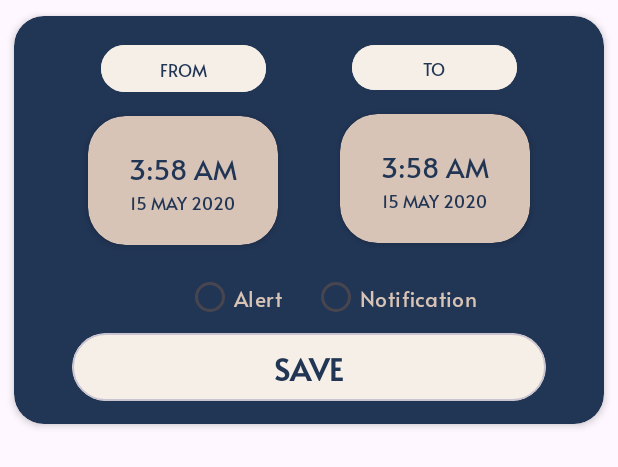
After one commit to hassankamal87/Weather-Cast-ITI-Android, an Android app: the layout alert_dialog_layout.xml on its own in the app's theme, with its tools: preview values and no code run, on a phone screen of 412 x 824 dp. The commit adds this screen. Shown: the top 467 px of the screen. Run offline under Robolectric (Android 15) with nearby library versions, the phone set to English and light mode, and no system bars.

Commit message:
add alert dialog & Date Picker & Time Picker.

```diff
--- /dev/null
+++ b/app/src/main/res/layout/alert_dialog_layout.xml
@@ -0,0 +1,192 @@
+<?xml version="1.0" encoding="utf-8"?>
+<com.google.android.material.card.MaterialCardView xmlns:android="http://schemas.android.com/apk/res/android"
+    xmlns:app="http://schemas.android.com/apk/res-auto"
+    android:layout_width="match_parent"
+    android:layout_height="wrap_content"
+    android:backgroundTint="@color/text_color"
+    app:cardCornerRadius="20dp"
+    app:cardElevation="3dp"
+    app:cardUseCompatPadding="true"
+    app:strokeWidth="0dp">
+
+    <androidx.constraintlayout.widget.ConstraintLayout
+        android:layout_width="match_parent"
+        android:layout_height="match_parent"
+        android:paddingVertical="15dp">
+
+        <Button
+            android:id="@+id/btn_From"
+            android:layout_width="110dp"
+            android:layout_height="39dp"
+            android:backgroundTint="@color/baseColor"
+            android:clickable="false"
+            android:text="@string/from"
+            android:textColor="@color/text_color"
+            android:textSize="11sp"
+            app:layout_constraintEnd_toStartOf="@+id/btn_to"
+            app:layout_constraintHorizontal_bias="0.5"
+            app:layout_constraintStart_toStartOf="parent"
+            app:layout_constraintTop_toTopOf="parent" />
+
+        <com.google.android.material.card.MaterialCardView
+            android:id="@+id/cv_from"
+            android:layout_width="wrap_content"
+            android:layout_height="wrap_content"
+            android:backgroundTint="@color/second_color_yellow"
+            android:clickable="true"
+            app:cardCornerRadius="25dp"
+            app:cardElevation="3dp"
+            app:cardUseCompatPadding="true"
+            app:layout_constraintEnd_toEndOf="@id/btn_From"
+            app:layout_constraintStart_toStartOf="@id/btn_From"
+            app:layout_constraintTop_toBottomOf="@id/btn_From"
+            app:rippleColor="@color/text_color"
+            app:strokeWidth="0dp">
+
+            <androidx.constraintlayout.widget.ConstraintLayout
+                android:layout_width="wrap_content"
+                android:layout_height="wrap_content"
+                android:paddingHorizontal="27dp"
+                android:paddingVertical="20dp">
+
+                <TextView
+                    android:id="@+id/tv_from_time_dialog"
+                    android:layout_width="wrap_content"
+                    android:layout_height="wrap_content"
+                    android:text="@string/_3_58_am"
+                    android:textColor="@color/text_color"
+                    android:textSize="18sp"
+                    app:layout_constraintEnd_toEndOf="parent"
+                    app:layout_constraintStart_toStartOf="parent"
+                    app:layout_constraintTop_toTopOf="parent" />
+
+                <TextView
+                    android:id="@+id/tv_from_date_dialog"
+                    android:layout_width="wrap_content"
+                    android:layout_height="wrap_content"
+                    android:text="@string/_15_may_2020"
+                    android:textColor="@color/text_color"
+                    android:textSize="11sp"
+                    app:layout_constraintEnd_toEndOf="@id/tv_from_time_dialog"
+                    app:layout_constraintStart_toStartOf="@id/tv_from_time_dialog"
+                    app:layout_constraintTop_toBottomOf="@id/tv_from_time_dialog" />
+            </androidx.constraintlayout.widget.ConstraintLayout>
+
+        </com.google.android.material.card.MaterialCardView>
+
+        <Button
+            android:id="@+id/btn_to"
+            android:layout_width="110dp"
+            android:layout_height="38dp"
+            android:backgroundTint="@color/baseColor"
+            android:clickable="false"
+            android:text="@string/to"
+            android:textColor="@color/text_color"
+            android:textSize="11sp"
+            app:layout_constraintEnd_toEndOf="parent"
+            app:layout_constraintHorizontal_bias="0.5"
+            app:layout_constraintStart_toEndOf="@+id/btn_From"
+            app:layout_constraintTop_toTopOf="parent" />
+
+        <com.google.android.material.card.MaterialCardView
+            android:id="@+id/cv_to"
+            android:layout_width="wrap_content"
+            android:layout_height="wrap_content"
+            android:backgroundTint="@color/second_color_yellow"
+            android:clickable="true"
+            app:cardCornerRadius="25dp"
+            app:cardElevation="3dp"
+            app:cardUseCompatPadding="true"
+            app:layout_constraintEnd_toEndOf="@id/btn_to"
+            app:layout_constraintStart_toStartOf="@id/btn_to"
+            app:layout_constraintTop_toBottomOf="@id/btn_to"
+            app:rippleColor="@color/text_color"
+            app:strokeWidth="0dp">
+
+            <androidx.constraintlayout.widget.ConstraintLayout
+                android:layout_width="wrap_content"
+                android:layout_height="wrap_content"
+                android:paddingHorizontal="27dp"
+                android:paddingVertical="20dp">
+
+                <TextView
+                    android:id="@+id/tv_to_time_dialog"
+                    android:layout_width="wrap_content"
+                    android:layout_height="wrap_content"
+                    android:text="@string/_3_58_am"
+                    android:textColor="@color/text_color"
+                    android:textSize="18sp"
+                    app:layout_constraintEnd_toEndOf="parent"
+                    app:layout_constraintStart_toStartOf="parent"
+                    app:layout_constraintTop_toTopOf="parent" />
+
+                <TextView
+                    android:id="@+id/tv_to_date_dialog"
+                    android:layout_width="wrap_content"
+                    android:layout_height="wrap_content"
+                    android:text="@string/_15_may_2020"
+                    android:textColor="@color/text_color"
+                    android:textSize="11sp"
+                    app:layout_constraintEnd_toEndOf="@id/tv_to_time_dialog"
+                    app:layout_constraintStart_toStartOf="@id/tv_to_time_dialog"
+                    app:layout_constraintTop_toBottomOf="@id/tv_to_time_dialog" />
+            </androidx.constraintlayout.widget.ConstraintLayout>
+
+        </com.google.android.material.card.MaterialCardView>
+
+        <RadioGroup
+            android:id="@+id/radioGroup"
+            android:layout_width="wrap_content"
+            android:layout_height="wrap_content"
+            android:layout_marginStart="30dp"
+            android:checkedButton="@+id/radio_button_1"
+            android:orientation="horizontal"
+            android:paddingHorizontal="40dp"
+            app:layout_constraintEnd_toEndOf="@id/cv_to"
+            app:layout_constraintStart_toStartOf="@id/cv_from"
+            app:layout_constraintTop_toBottomOf="@id/cv_to">
+
+            <RadioButton
+                android:id="@+id/radio_alarm"
+                android:layout_width="match_parent"
+                android:layout_height="match_parent"
+                android:paddingRight="20dp"
+                android:text="@string/alert_noS"
+                android:textColor="@color/second_color_yellow" />
+
+            <RadioButton
+                android:id="@+id/radio_notification"
+                android:layout_width="match_parent"
+                android:layout_height="match_parent"
+                android:text="@string/notification"
+                android:textColor="@color/second_color_yellow" />
+        </RadioGroup>
+
+        <com.google.android.material.card.MaterialCardView
+            android:id="@+id/btn_save_dialog"
+            android:layout_width="0dp"
+            android:layout_height="45dp"
+            android:backgroundTint="@color/baseColor"
+            android:clickable="true"
+            app:cardCornerRadius="30dp"
+            app:layout_constraintEnd_toEndOf="@id/cv_to"
+            app:layout_constraintStart_toStartOf="@id/cv_from"
+            app:layout_constraintTop_toBottomOf="@id/radioGroup"
+            app:rippleColor="@color/text_color">
+
+            <TextView
+                android:layout_width="wrap_content"
+                android:layout_height="wrap_content"
+                android:layout_gravity="center"
+                android:text="@string/save"
+                android:textColor="@color/text_color"
+                android:textSize="20sp"
+                android:textStyle="bold"
+                />
+
+        </com.google.android.material.card.MaterialCardView>
+
+    </androidx.constraintlayout.widget.ConstraintLayout>
+
+
+</com.google.android.material.card.MaterialCardView>
```
Also changed, not shown: app/src/main/java/com/example/noaa/alert/view/AlertFragment.kt (+163 -31 lines).
